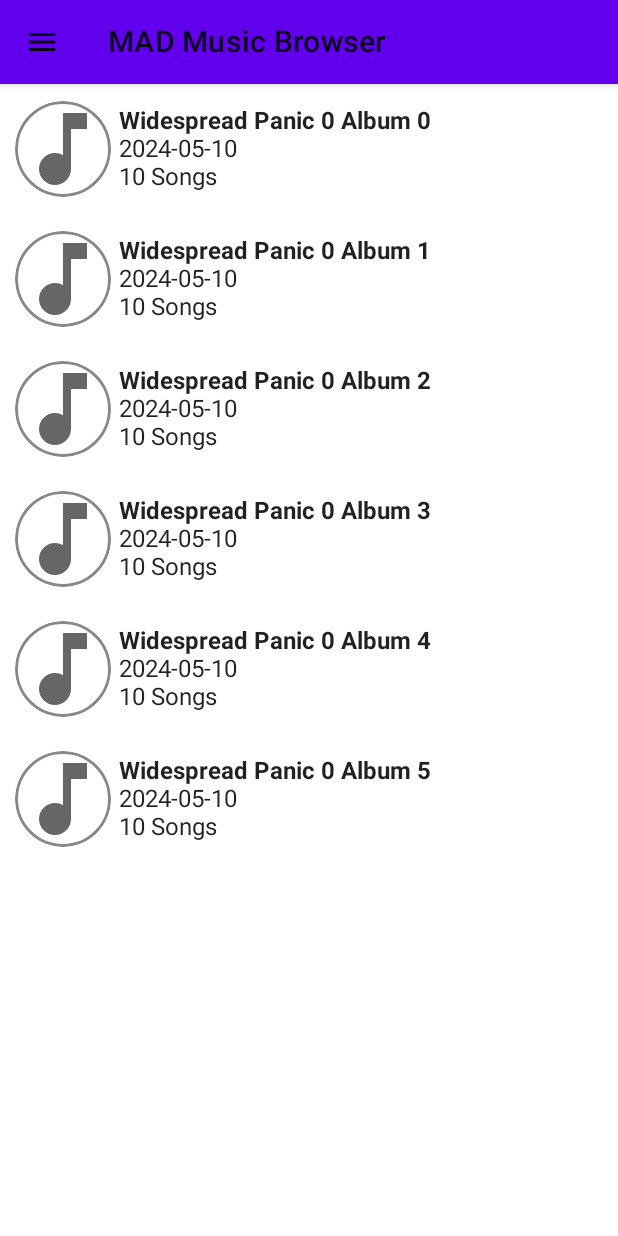
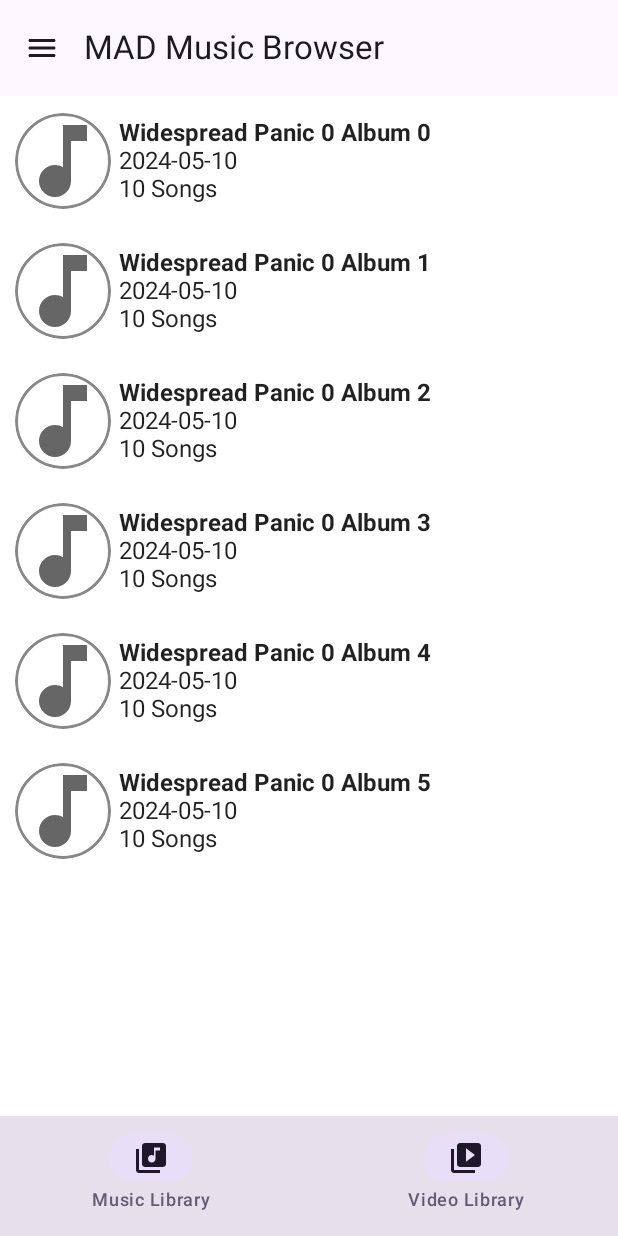
Before and after one commit to mikedunbar/MADMediaBrowser, an Android app built with Jetpack Compose: the screen it shows after launch (MusicBrowserActivity), after a tap on an icon or button, on a phone screen of 412 x 824 dp. Run offline under Robolectric (Android 15) with nearby library versions, the phone set to English and light mode, and no system bars; our stand-ins replace Dagger/Hilt's generated code.

Commit message:
Get a bottom nav bar in place

```diff
--- a/app/build.gradle.kts
+++ b/app/build.gradle.kts
@@ -74,22 +74,25 @@ android {
 }
 
 dependencies {
+    implementation("androidx.compose.material3:material3-android:1.2.1")
     coreLibraryDesugaring("com.android.tools:desugar_jdk_libs:2.0.4")
 
-    implementation(platform("androidx.compose:compose-bom:2024.04.01"))
-    androidTestImplementation(platform("androidx.compose:compose-bom:2024.04.01"))
+    val composeBom = platform("androidx.compose:compose-bom:2024.02.01")
+    implementation(composeBom)
+    androidTestImplementation(composeBom)
 
     implementation("androidx.core:core-splashscreen:1.0.1")
-    implementation("androidx.core:core-ktx:1.12.0")
+    implementation("androidx.core:core-ktx:1.13.1")
     implementation("androidx.appcompat:appcompat:1.6.1")
-    implementation("com.google.android.material:material:1.11.0")
+    implementation("com.google.android.material:material:1.12.0")
     implementation("androidx.compose.ui:ui")
     implementation("androidx.compose.material:material:material3")
+    implementation("androidx.compose.material3:material3-window-size-class:1.2.1")
     implementation("androidx.compose.material:material-icons-extended")
     implementation("androidx.compose.ui:ui-tooling")
 
     implementation("androidx.navigation:navigation-compose:2.7.7")
-    implementation("androidx.activity:activity-compose:1.8.2")
+    implementation("androidx.activity:activity-compose:1.9.0")
 
     implementation("androidx.lifecycle:lifecycle-runtime-ktx:$ktxVersion")
     implementation("androidx.lifecycle:lifecycle-viewmodel-ktx:$ktxVersion")
--- a/app/src/main/java/dunbar/mike/musicbrowser/model/MusicRepo.kt
+++ b/app/src/main/java/dunbar/mike/musicbrowser/model/MusicRepo.kt
@@ -2,6 +2,8 @@ package dunbar.mike.musicbrowser.model
 
 import javax.inject.Inject
 
+// todo convert to class/remove layer and just mock API layer
+// todo move to a data package...follow the Android layers
 interface MusicRepo {
 
     suspend fun getBands(): List<Band>
--- a/app/src/main/java/dunbar/mike/musicbrowser/ui/AlbumListViewModel.kt
+++ b/app/src/main/java/dunbar/mike/musicbrowser/ui/AlbumListViewModel.kt
@@ -1,36 +1,28 @@
 package dunbar.mike.musicbrowser.ui
 
+import android.app.Application
+import androidx.lifecycle.AndroidViewModel
 import androidx.lifecycle.ViewModel
 import androidx.lifecycle.viewModelScope
 import dagger.hilt.android.lifecycle.HiltViewModel
 import dunbar.mike.musicbrowser.model.Album
 import dunbar.mike.musicbrowser.model.MusicRepo
 import dunbar.mike.musicbrowser.util.AndroidLogger
-import kotlinx.coroutines.async
 import kotlinx.coroutines.flow.MutableStateFlow
 import kotlinx.coroutines.flow.StateFlow
 import kotlinx.coroutines.launch
 import javax.inject.Inject
 
 @HiltViewModel
-class AlbumListViewModel @Inject constructor(
-    private val musicRepo: MusicRepo
-) : ViewModel() {
+class AlbumListViewModel @Inject constructor(private val musicRepo: MusicRepo) : ViewModel() {
 
     private val _albumList = MutableStateFlow<List<Album>>(emptyList())
     val albumList: StateFlow<List<Album>> = _albumList
 
-    fun setBand(bandName: String) {
+    fun setBand(bandName: String) = viewModelScope.launch {
         AndroidLogger.d(TAG, "Setting bandName=%s and getting albums", bandName)
-
-        viewModelScope.launch {
-            val fetchedList = async {
-                musicRepo.getAlbums(bandName)
-            }
-            _albumList.value = fetchedList.await()
-            AndroidLogger.d(TAG, "Got album list=%s", _albumList.value)
-        }
-
+        _albumList.value = musicRepo.getAlbums(bandName)
+        AndroidLogger.d(TAG, "Got album list=%s", _albumList.value)
     }
 
     companion object {
--- a/app/src/main/java/dunbar/mike/musicbrowser/ui/MusicBrowserActivity.kt
+++ b/app/src/main/java/dunbar/mike/musicbrowser/ui/MusicBrowserActivity.kt
@@ -46,9 +46,9 @@ fun MusicBrowserApp(
     MusicBrowserTheme {
         val navController = rememberNavController()
         Scaffold(
-            topBar = { AppBar() }
+            topBar = { MusicBrowserTopAppBar() },
+            bottomBar = { MusicBrowserBottomNavBar()}
         ) { paddingValues ->
-
             Surface {
                 MusicBrowserNavHost(
                     navController = navController,
--- a/app/src/main/java/dunbar/mike/musicbrowser/ui/Shared.kt
+++ b/app/src/main/java/dunbar/mike/musicbrowser/ui/Shared.kt
@@ -1,19 +1,26 @@
 package dunbar.mike.musicbrowser.ui
 
 import androidx.compose.foundation.layout.padding
-import androidx.compose.material.Icon
-import androidx.compose.material.Text
-import androidx.compose.material.TopAppBar
 import androidx.compose.material.icons.Icons
+import androidx.compose.material.icons.filled.LibraryMusic
+import androidx.compose.material.icons.filled.VideoLibrary
 import androidx.compose.material.icons.rounded.Menu
+import androidx.compose.material3.ExperimentalMaterial3Api
+import androidx.compose.material3.Icon
+import androidx.compose.material3.MaterialTheme
+import androidx.compose.material3.NavigationBar
+import androidx.compose.material3.NavigationBarItem
+import androidx.compose.material3.Text
+import androidx.compose.material3.TopAppBar
 import androidx.compose.runtime.Composable
 import androidx.compose.ui.Modifier
 import androidx.compose.ui.res.stringResource
 import androidx.compose.ui.unit.dp
 import dunbar.mike.musicbrowser.R
 
+@OptIn(ExperimentalMaterial3Api::class)
 @Composable
-fun AppBar() {
+fun MusicBrowserTopAppBar(modifier: Modifier = Modifier) {
     TopAppBar(
         navigationIcon = {
             Icon(
@@ -24,6 +31,46 @@ fun AppBar() {
         },
         title = {
             Text(text = stringResource(R.string.app_name))
-        }
+        },
+        modifier = modifier
     )
 }
+
+@Composable
+fun MusicBrowserBottomNavBar(modifier: Modifier = Modifier) {
+    NavigationBar(
+        containerColor = MaterialTheme.colorScheme.surfaceVariant,
+        modifier = modifier
+    ) {
+        NavigationBarItem(
+            icon = {
+                Icon(
+                    imageVector = Icons.Default.LibraryMusic,
+                    contentDescription = null
+                )
+            },
+            label = {
+                Text(
+                    text = stringResource(R.string.music_library)
+                )
+            },
+            selected = true,
+            onClick = {}
+        )
+        NavigationBarItem(
+            icon = {
+                Icon(
+                    imageVector = Icons.Default.VideoLibrary,
+                    contentDescription = null
+                )
+            },
+            label = {
+                Text(
+                    text = stringResource(R.string.video_library)
+                )
+            },
+            selected = true,
+            onClick = {}
+        )
+    }
+}
--- a/app/src/main/res/values/strings.xml
+++ b/app/src/main/res/values/strings.xml
@@ -2,4 +2,6 @@
     <string name="app_name">MAD Music Browser</string>
     <string name="musical_note">musical note</string>
     <string name="menu">menu</string>
+    <string name="music_library">Music Library</string>
+    <string name="video_library">Video Library</string>
 </resources>
```
Also changed, not shown: app/src/main/res/drawable/ic_launcher_foreground.xml (renamed from app/src/main/res/drawable-v24/ic_launcher_foreground.xml).
